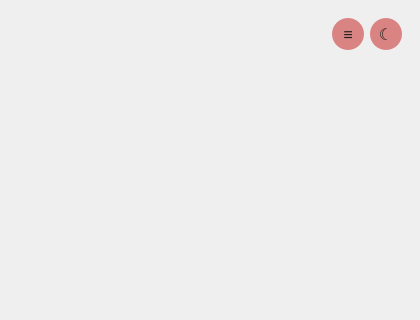
Before: the Qt Designer form forms/mainwindow.ui in AaryaTalgaonkar/openvpn3-gui, drawn with Qt 5; both pictures show x 0 to 420 and y 0 to 320 of the 420 by 550 pixel window.
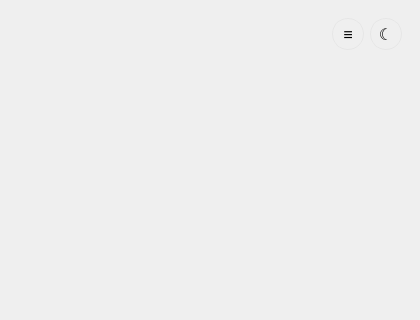
After: the same form once the commit is applied.

```diff
--- a/forms/mainwindow.ui
+++ b/forms/mainwindow.ui
@@ -112,13 +112,8 @@
             <property name="styleSheet">
              <string notr="true">QPushButton#logsButton {
         border-radius: 16px;
-        background-color: rgba(194,23,23,0.5);
-        border: none;
-        color: #1f1f1f;
+        border: 1px solid #e6e6e6;
         font-size: 16px;
-    }
-    QPushButton#logsButton:hover {
-        background-color: rgba(194,23,23,0.8);
     }</string>
             </property>
             <property name="text">
@@ -149,13 +144,8 @@
             <property name="styleSheet">
              <string notr="true">QPushButton#themeToggleButton {
         border-radius: 16px;
-        background-color: rgba(194,23,23,0.5);
-        border: none;
-        color: #1f1f1f;
+        border: 1px solid #e6e6e6;
         font-size: 16px;
-    }
-    QPushButton#themeToggleButton:hover {
-        background-color: rgba(194,23,23,0.8);
     }</string>
             </property>
             <property name="text">
```
